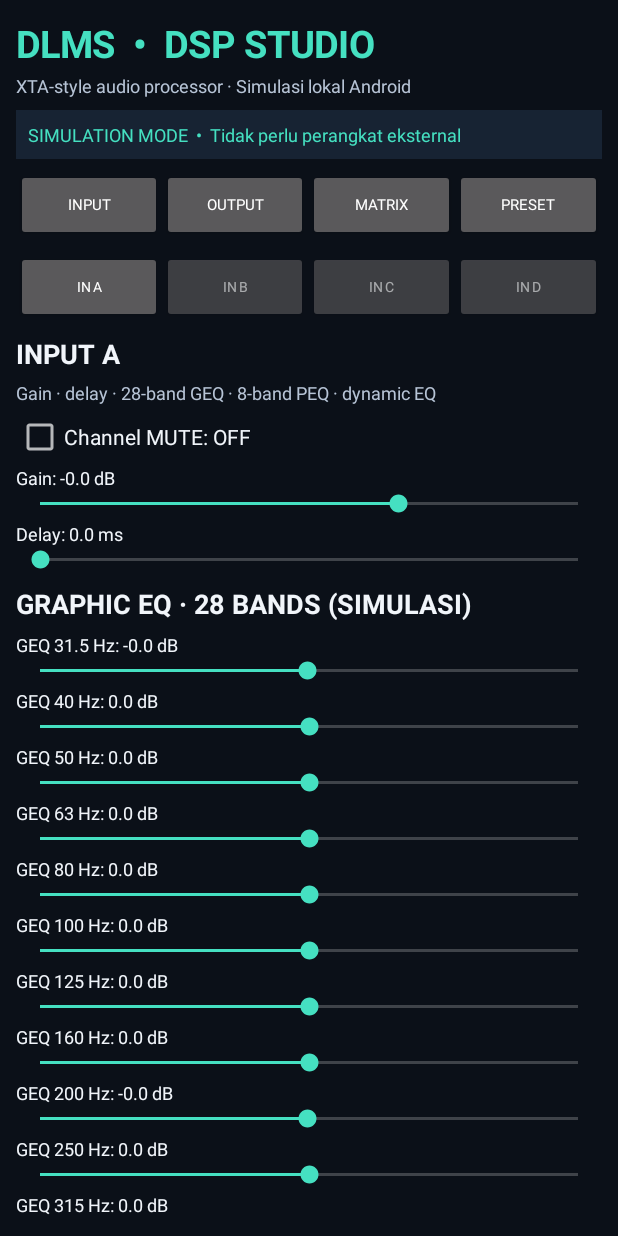
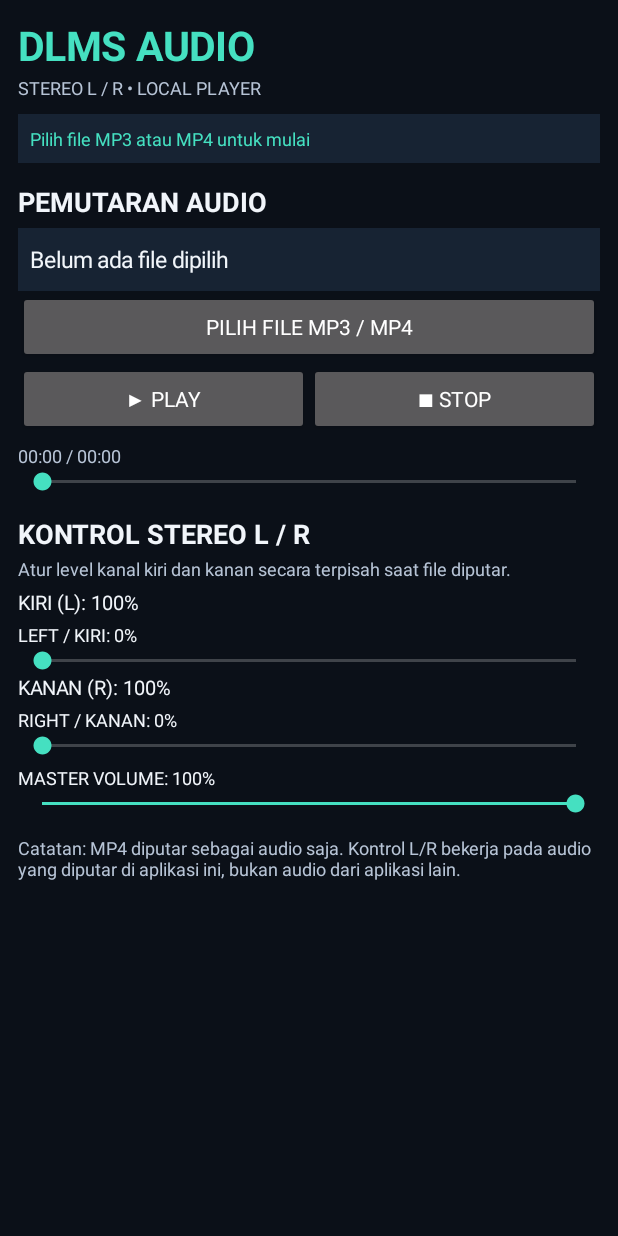
Before and after one commit to frilshiaputri-cmd/DLMSAndroid, an Android app: the screen it shows after launch (MainActivity), on a phone screen of 412 x 824 dp. Run offline under Robolectric (Android 15) with nearby library versions, the light colour scheme and no system bars.

Commit message:
Replace simulated DSP panel with stereo L/R MP3/MP4 audio player

```diff
--- a/app/src/main/java/id/dlms/audio/MainActivity.kt
+++ b/app/src/main/java/id/dlms/audio/MainActivity.kt
@@ -1,12 +1,17 @@
 package id.dlms.audio
 
 import android.app.Activity
+import android.content.Intent
+import android.media.MediaPlayer
+import android.net.Uri
 import android.os.Bundle
+import android.os.Handler
+import android.os.Looper
 import android.graphics.Typeface
 import android.view.Gravity
-import android.view.View
 import android.widget.*
-import android.content.Context
+import android.view.ViewGroup
+import java.util.Locale
 
 class MainActivity : Activity() {
     private val bg = 0xFF0B1018.toInt()
@@ -14,276 +19,266 @@ class MainActivity : Activity() {
     private val accent = 0xFF45E0C1.toInt()
     private val white = 0xFFF1F5FA.toInt()
     private val muted = 0xFFB7C4D6.toInt()
+
     private lateinit var root: LinearLayout
-    private lateinit var content: LinearLayout
+    private lateinit var fileName: TextView
     private lateinit var status: TextView
-    private var section = "INPUT"
-    private var channel = 0
-    private val prefs by lazy { getSharedPreferences("dlms_dsp", Context.MODE_PRIVATE) }
-    private val gains = Array(12) { FloatArray(8) }
-    private val delays = FloatArray(12)
-    private val outputGain = FloatArray(8)
-    private val mutedChannels = BooleanArray(12)
-    private val polarity = BooleanArray(8)
-    private val presetNames = listOf("Flat", "Live", "DJ", "Bass", "Vocal")
+    private lateinit var timeLabel: TextView
+    private lateinit var seek: SeekBar
+    private lateinit var playButton: Button
+    private lateinit var leftLabel: TextView
+    private lateinit var rightLabel: TextView
+    private var player: MediaPlayer? = null
+    private var selectedUri: Uri? = null
+    private var durationMs = 0
+    private var draggingSeek = false
+    private var leftLevel = 1f
+    private var rightLevel = 1f
+    private val handler = Handler(Looper.getMainLooper())
+    private val tick = object : Runnable {
+        override fun run() {
+            val p = player
+            if (p != null) {
+                try {
+                    if (!draggingSeek && durationMs > 0) seek.progress = (p.currentPosition * 1000L / durationMs).toInt().coerceIn(0, 1000)
+                    timeLabel.text = "${formatTime(p.currentPosition)} / ${formatTime(durationMs)}"
+                    if (p.isPlaying) status.text = "SEDANG MEMUTAR • L/R DSP AKTIF"
+                } catch (_: IllegalStateException) { }
+            }
+            handler.postDelayed(this, 300)
+        }
+    }
 
     override fun onCreate(savedInstanceState: Bundle?) {
         super.onCreate(savedInstanceState)
-        loadState()
         buildUi()
+        handler.post(tick)
     }
 
     private fun buildUi() {
         root = LinearLayout(this).apply {
             orientation = LinearLayout.VERTICAL
-            setPadding(16, 18, 16, 16)
+            setPadding(18, 18, 18, 16)
             setBackgroundColor(bg)
         }
         root.addView(TextView(this).apply {
-            text = "DLMS  •  DSP STUDIO"
-            textSize = 25f; setTextColor(accent); typeface = Typeface.DEFAULT_BOLD
+            text = "DLMS AUDIO"
+            textSize = 27f; setTextColor(accent); typeface = Typeface.DEFAULT_BOLD
         })
         root.addView(TextView(this).apply {
-            text = "XTA-style audio processor · Simulasi lokal Android"
-            textSize = 12f; setTextColor(muted); setPadding(0, 4, 0, 12)
+            text = "STEREO L / R • LOCAL PLAYER"
+            textSize = 12f; setTextColor(muted); setPadding(0, 3, 0, 14)
         })
         status = TextView(this).apply {
-            text = "SIMULATION MODE  •  Tidak perlu perangkat eksternal"
+            text = "Pilih file MP3 atau MP4 untuk mulai"
             textSize = 12f; setTextColor(accent); setPadding(12, 12, 12, 12)
             setBackgroundColor(panel)
         }
         root.addView(status)
-        val sections = LinearLayout(this).apply { orientation = LinearLayout.HORIZONTAL; setPadding(0, 10, 0, 4) }
-        listOf("INPUT", "OUTPUT", "MATRIX", "PRESET").forEach { name ->
-            val b = Button(this).apply { text = name; textSize = 10f; isAllCaps = false }
-            b.setOnClickListener {
-                section = name
-                if (name == "INPUT") channel = channel.coerceIn(0, 3)
-                if (name == "OUTPUT") channel = channel.coerceIn(4, 11)
-                render()
-            }
-            sections.addView(b, LinearLayout.LayoutParams(0, -2, 1f))
+        val scroll = ScrollView(this)
+        val body = LinearLayout(this).apply { orientation = LinearLayout.VERTICAL; setPadding(0, 8, 0, 20) }
+        scroll.addView(body)
+        root.addView(scroll, LinearLayout.LayoutParams(-1, 0, 1f))
+
+        body.addView(TextView(this).apply {
+            text = "PEMUTARAN AUDIO"; textSize = 18f; typeface = Typeface.DEFAULT_BOLD
+            setTextColor(white); setPadding(0, 12, 0, 8)
+        })
+        fileName = TextView(this).apply {
+            text = "Belum ada file dipilih"; textSize = 15f; setTextColor(white)
+            setPadding(12, 16, 12, 16); setBackgroundColor(panel)
         }
-        root.addView(sections)
-        val scroll = ScrollView(this)
-        content = LinearLayout(this).apply { orientation = LinearLayout.VERTICAL; setPadding(0, 6, 0, 16) }
-        scroll.addView(content)
-        root.addView(scroll, LinearLayout.LayoutParams(-1, 0, 1f))
+        body.addView(fileName)
+        body.addView(Button(this).apply {
+            text = "PILIH FILE MP3 / MP4"
+            setOnClickListener { chooseFile() }
+        }, matchWidth())
+        val controls = LinearLayout(this).apply { orientation = LinearLayout.HORIZONTAL; gravity = Gravity.CENTER }
+        playButton = Button(this).apply {
+            text = "▶ PLAY"; isAllCaps = false
+            setOnClickListener { togglePlayback() }
+        }
+        controls.addView(playButton, LinearLayout.LayoutParams(0, -2, 1f))
+        controls.addView(Button(this).apply {
+            text = "■ STOP"; isAllCaps = false
+            setOnClickListener { stopPlayback() }
+        }, LinearLayout.LayoutParams(0, -2, 1f))
+        body.addView(controls)
+        timeLabel = TextView(this).apply { text = "00:00 / 00:00"; textSize = 12f; setTextColor(muted); setPadding(0, 8, 0, 0) }
+        body.addView(timeLabel)
+        seek = SeekBar(this).apply {
+            max = 1000
+            setOnSeekBarChangeListener(object : SeekBar.OnSeekBarChangeListener {
+                override fun onProgressChanged(s: SeekBar?, progress: Int, fromUser: Boolean) {}
+                override fun onStartTrackingTouch(s: SeekBar?) { draggingSeek = true }
+                override fun onStopTrackingTouch(s: SeekBar?) {
+                    player?.let { p ->
+                        if (durationMs > 0) {
+                            try { p.seekTo((s!!.progress * durationMs / 1000L).toInt()) } catch (_: IllegalStateException) {}
+                        }
+                    }
+                    draggingSeek = false
+                }
+            })
+        }
+        body.addView(seek)
+
+        body.addView(TextView(this).apply {
+            text = "KONTROL STEREO L / R"; textSize = 18f; typeface = Typeface.DEFAULT_BOLD
+            setTextColor(white); setPadding(0, 20, 0, 4)
+        })
+        body.addView(TextView(this).apply {
+            text = "Atur level kanal kiri dan kanan secara terpisah saat file diputar."
+            textSize = 12f; setTextColor(muted); setPadding(0, 0, 0, 8)
+        })
+        leftLabel = TextView(this).apply { setTextColor(white); textSize = 13f }
+        body.addView(leftLabel)
+        addLevelSlider(body, "LEFT / KIRI", 0.0f) { value -> leftLevel = value; applyStereo() }
+        rightLabel = TextView(this).apply { setTextColor(white); textSize = 13f }
+        body.addView(rightLabel)
+        addLevelSlider(body, "RIGHT / KANAN", 0.0f) { value -> rightLevel = value; applyStereo() }
+        addLevelSlider(body, "MASTER VOLUME", 1.0f) { value ->
+            leftLevel = leftLevel.coerceIn(0f, 1f)
+            rightLevel = rightLevel.coerceIn(0f, 1f)
+            masterVolume = value
+            applyStereo()
+        }
+        updateLevelLabels()
+        body.addView(TextView(this).apply {
+            text = "Catatan: MP4 diputar sebagai audio saja. Kontrol L/R bekerja pada audio yang diputar di aplikasi ini, bukan audio dari aplikasi lain."
+            textSize = 12f; setTextColor(muted); setPadding(0, 18, 0, 4)
+        })
         setContentView(root)
-        render()
     }
 
-    private fun render() {
-        content.removeAllViews()
-        when (section) {
-            "INPUT" -> renderChannel(false)
-            "OUTPUT" -> renderChannel(true)
-            "MATRIX" -> renderMatrix()
-            else -> renderPresets()
+    private var masterVolume = 1f
+
+    private fun matchWidth() = LinearLayout.LayoutParams(ViewGroup.LayoutParams.MATCH_PARENT, ViewGroup.LayoutParams.WRAP_CONTENT)
+
+    private fun addLevelSlider(parent: LinearLayout, label: String, initial: Float, onValue: (Float) -> Unit) {
+        val text = TextView(this).apply { text = "$label: ${(initial * 100).toInt()}%"; textSize = 12f; setTextColor(white); setPadding(0, 6, 0, 0) }
+        parent.addView(text)
+        val bar = SeekBar(this).apply {
+            max = 100
+            progress = (initial * 100).toInt()
+            setOnSeekBarChangeListener(object : SeekBar.OnSeekBarChangeListener {
+                override fun onProgressChanged(s: SeekBar?, p: Int, fromUser: Boolean) {
+                    text.text = "$label: $p%"
+                    if (fromUser) onValue(p / 100f)
+                }
+                override fun onStartTrackingTouch(s: SeekBar?) {}
+                override fun onStopTrackingTouch(s: SeekBar?) {}
+            })
+        }
+        parent.addView(bar)
+    }
+
+    private fun chooseFile() {
+        val intent = Intent(Intent.ACTION_OPEN_DOCUMENT).apply {
+            addCategory(Intent.CATEGORY_OPENABLE)
+            type = "*/*"
+            putExtra(Intent.EXTRA_MIME_TYPES, arrayOf("audio/*", "video/mp4", "video/quicktime", "video/x-m4v"))
+        }
+        startActivityForResult(intent, 101)
+    }
+
+    @Deprecated("Legacy activity result used for compatibility with the existing project")
+    override fun onActivityResult(requestCode: Int, resultCode: Int, data: Intent?) {
+        super.onActivityResult(requestCode, resultCode, data)
+        if (requestCode == 101 && resultCode == RESULT_OK) {
+            val uri = data?.data ?: return
+            selectedUri = uri
+            try { contentResolver.takePersistableUriPermission(uri, Intent.FLAG_GRANT_READ_URI_PERMISSION) } catch (_: Exception) {}
+            val name = uri.lastPathSegment?.substringAfterLast('/') ?: "File audio"
+            fileName.text = name
+            prepareTrack(uri)
         }
     }
 
-    private fun header(text: String) {
-        content.addView(TextView(this).apply {
-            this.text = text; textSize = 18f; typeface = Typeface.DEFAULT_BOLD
-            setTextColor(white); setPadding(0, 12, 0, 6)
-        })
+    private fun prepareTrack(uri: Uri) {
+        releasePlayer()
+        status.text = "Memuat file audio..."
+        try {
+            val mp = MediaPlayer()
+            player = mp
+            mp.setDataSource(this, uri)
+            mp.setOnPreparedListener { prepared ->
+                durationMs = prepared.duration.coerceAtLeast(0)
+                prepared.setVolume(leftLevel * masterVolume, rightLevel * masterVolume)
+                prepared.start()
+                playButton.text = "Ⅱ PAUSE"
+                status.text = "AUDIO SIAP • L/R DSP AKTIF"
+                timeLabel.text = "00:00 / ${formatTime(durationMs)}"
+            }
+            mp.setOnCompletionListener {
+                playButton.text = "▶ PLAY"
+                status.text = "PEMUTARAN SELESAI"
+                seek.progress = 1000
+            }
+            mp.setOnErrorListener { _, what, extra ->
+                status.text = "Gagal memutar file ($what/$extra). Coba file audio lain."
+                playButton.text = "▶ PLAY"
+                true
+            }
+            mp.prepareAsync()
+        } catch (e: Exception) {
+            status.text = "Tidak dapat membuka file: ${e.message ?: "format tidak didukung"}"
+            releasePlayer()
+        }
     }
 
-    private fun info(text: String) {
-        content.addView(TextView(this).apply {
-            this.text = text; textSize = 12f; setTextColor(muted); setPadding(0, 2, 0, 8)
-        })
+    private fun togglePlayback() {
+        val p = player
+        if (p == null) {
+            if (selectedUri == null) chooseFile() else prepareTrack(selectedUri!!)
+            return
+        }
+        try {
+            if (p.isPlaying) {
+                p.pause()
+                playButton.text = "▶ PLAY"
+                status.text = "DIJEDA"
+            } else {
+                p.start()
+                playButton.text = "Ⅱ PAUSE"
+                status.text = "SEDANG MEMUTAR • L/R DSP AKTIF"
+            }
+        } catch (_: IllegalStateException) {
+            selectedUri?.let { prepareTrack(it) }
+        }
     }
 
-    private fun channelPicker(output: Boolean) {
-        val row = LinearLayout(this).apply { orientation = LinearLayout.HORIZONTAL }
-        val count = if (output) 8 else 4
-        repeat(count) { idx ->
-            val actual = if (output) idx + 4 else idx
-            val b = Button(this).apply {
-                text = if (output) "OUT ${idx + 1}" else "IN ${('A'.code + idx).toChar()}"
-                textSize = 9f
-                alpha = if (channel == actual) 1f else 0.65f
-            }
-            b.setOnClickListener { channel = actual; render() }
-            row.addView(b, LinearLayout.LayoutParams(0, -2, 1f))
-        }
-        content.addView(row)
+    private fun stopPlayback() {
+        try { player?.let { if (it.isPlaying) it.pause(); it.seekTo(0) } } catch (_: Exception) {}
+        seek.progress = 0
+        playButton.text = "▶ PLAY"
+        status.text = "STOP • FILE SIAP DIPUTAR ULANG"
     }
 
-    private fun renderChannel(output: Boolean) {
-        channelPicker(output)
-        val title = if (output) "OUTPUT ${channel - 3}" else "INPUT ${('A'.code + channel).toChar()}"
-        header(title)
-        info(if (output) "Gain · delay · crossover · PEQ · polarity · compressor · limiter" else "Gain · delay · 28-band GEQ · 8-band PEQ · dynamic EQ")
-        toggleRow(if (mutedChannels[channel]) "Channel MUTE: ON" else "Channel MUTE: OFF", mutedChannels[channel]) {
-            mutedChannels[channel] = it; saveState(); render()
-        }
-        slider("Gain", if (output) outputGain[channel - 4] else gains[channel][0], -24f, 12f, "dB") { v ->
-            if (output) outputGain[channel - 4] = v else gains[channel][0] = v
-            saveState()
-        }
-        slider("Delay", delays[channel], 0f, 650f, "ms") { v -> delays[channel] = v; saveState() }
-        if (output) {
-            toggleRow(if (polarity[channel - 4]) "Polarity: INVERTED" else "Polarity: NORMAL", polarity[channel - 4]) {
-                polarity[channel - 4] = it; saveState(); render()
-            }
-            header("CROSSOVER FILTERS")
-            slider("High-pass frequency", gains[channel][1].let { if (it == 0f) 35f else it }, 20f, 2000f, "Hz") { gains[channel][1] = it; saveState() }
-            slider("Low-pass frequency", gains[channel][2].let { if (it == 0f) 18000f else it }, 100f, 20000f, "Hz") { gains[channel][2] = it; saveState() }
-            choiceRow("HP/LP slope", listOf("6", "12", "18", "24", "48 dB/oct"))
-            header("PARAMETRIC EQ · 9 BANDS")
-            repeat(9) { band -> eqBand(band, channel) }
-            header("COMPRESSOR")
-            slider("Threshold", gains[channel][3], -60f, 0f, "dB") { gains[channel][3] = it; saveState() }
-            slider("Ratio", if (gains[channel][4] == 0f) 4f else gains[channel][4], 1f, 16f, ":1") { gains[channel][4] = it; saveState() }
-            slider("Attack", if (gains[channel][5] == 0f) 10f else gains[channel][5], 0.1f, 100f, "ms") { gains[channel][5] = it; saveState() }
-            slider("Release", if (gains[channel][6] == 0f) 100f else gains[channel][6], 10f, 1000f, "ms") { gains[channel][6] = it; saveState() }
-            header("LIMITER")
-            slider("Limiter threshold", gains[channel][7], -24f, 0f, "dB") { gains[channel][7] = it; saveState() }
-        } else {
-            header("GRAPHIC EQ · 28 BANDS (SIMULASI)")
-            val freqs = listOf("31.5", "40", "50", "63", "80", "100", "125", "160", "200", "250", "315", "400", "500", "630", "800", "1k", "1.25k", "1.6k", "2k", "2.5k", "3.15k", "4k", "5k", "6.3k", "8k", "10k", "12.5k", "16k")
-            freqs.forEachIndexed { i, f ->
-                val band = i % 8
-                slider("GEQ $f Hz", gains[channel][band], -12f, 12f, "dB") { gains[channel][band] = it; saveState() }
-            }
-            header("DYNAMIC EQ · 3 BANDS")
-            repeat(3) { i ->
-                slider("DEQ ${i + 1} threshold", gains[channel][i + 1], -60f, 0f, "dB") { gains[channel][i + 1] = it; saveState() }
-            }
-            header("PARAMETRIC EQ · 8 BANDS")
-            repeat(8) { band -> eqBand(band, channel) }
-        }
-        info("Catatan: ini antarmuka simulasi parameter. Kontrol tidak tersambung ke perangkat DSP eksternal.")
+    private fun applyStereo() {
+        try { player?.setVolume(leftLevel * masterVolume, rightLevel * masterVolume) } catch (_: Exception) {}
+        updateLevelLabels()
     }
 
-    private fun eqBand(band: Int, ch: Int) {
-        header("Band ${band + 1}")
-        slider("Frequency", 1000f, 20f, 20000f, "Hz") { }
-        slider("Gain", gains[ch][band % 8], -12f, 12f, "dB") { gains[ch][band % 8] = it; saveState() }
-        slider("Q", 1f, 0.1f, 10f, "") { }
-        choiceRow("Filter type", listOf("PEQ", "Low shelf", "High shelf", "Notch", "Band-pass", "All-pass", "Phase"))
+    private fun updateLevelLabels() {
+        if (::leftLabel.isInitialized) leftLabel.text = "KIRI (L): ${(leftLevel * 100).toInt()}%"
+        if (::rightLabel.isInitialized) rightLabel.text = "KANAN (R): ${(rightLevel * 100).toInt()}%"
     }
 
-    private fun renderMatrix() {
-        header("INPUT → OUTPUT MATRIX")
-        info("Atur simulasi routing dari 4 input ke 8 output. Status disimpan lokal.")
-        repeat(4) { input ->
-            header("INPUT ${('A'.code + input).toChar()}")
-            val row = LinearLayout(this).apply { orientation = LinearLayout.HORIZONTAL }
-            repeat(8) { output ->
-                val key = "route_${input}_$output"
-                val cb = CheckBox(this).apply {
-                    text = "${output + 1}"; textSize = 10f; setTextColor(white)
-                    isChecked = prefs.getBoolean(key, input == output % 4)
-                    setOnCheckedChangeListener { _, checked -> prefs.edit().putBoolean(key, checked).apply() }
-                }
-                row.addView(cb, LinearLayout.LayoutParams(0, -2, 1f))
-            }
-            content.addView(row)
-        }
-        info("Matrix ini menyimpan pilihan routing untuk simulasi; tidak mengubah output audio sistem.")
+    private fun formatTime(ms: Int): String {
+        val total = (ms.coerceAtLeast(0) / 1000)
+        return String.format(Locale.getDefault(), "%02d:%02d", total / 60, total % 60)
     }
 
-    private fun renderPresets() {
-        header("PRESET MANAGER")
-        info("Simpan dan muat konfigurasi DSP di penyimpanan lokal aplikasi.")
-        presetNames.forEachIndexed { index, name ->
-            val row = LinearLayout(this).apply { orientation = LinearLayout.HORIZONTAL; gravity = Gravity.CENTER_VERTICAL }
-            row.addView(TextView(this).apply { text = name; textSize = 15f; setTextColor(white) }, LinearLayout.LayoutParams(0, -2, 1f))
-            row.addView(Button(this).apply {
-                text = "LOAD"
-                setOnClickListener { applyPreset(index); status.text = "Preset '$name' dimuat"; render() }
-            })
-            row.addView(Button(this).apply {
-                text = "SAVE"
-                setOnClickListener { savePreset(index); status.text = "Preset '$name' disimpan di HP"; Toast.makeText(this@MainActivity, "Preset disimpan", Toast.LENGTH_SHORT).show() }
-            })
-            content.addView(row)
-        }
-        header("SIMULATED METERS")
-        info("Input level  ▰▰▰▰▰▰▱▱  -12 dBFS")
-        info("Output level ▰▰▰▰▰▱▱▱  -18 dBFS")
-        info("Gain reduction ▰▰▱▱▱▱▱▱  -3 dB")
-        info("Meter ditampilkan sebagai contoh visual, bukan pengukuran audio real-time.")
-        content.addView(Button(this).apply {
-            text = "RESET ALL TO FLAT"
-            setOnClickListener {
-                for (a in gains) a.fill(0f)
-                delays.fill(0f); outputGain.fill(0f); mutedChannels.fill(false); polarity.fill(false)
-                saveState(); status.text = "Semua parameter direset"; render()
-            }
-        })
+    private fun releasePlayer() {
+        try { player?.release() } catch (_: Exception) {}
+        player = null
+        durationMs = 0
     }
 
-    private fun slider(labelText: String, value: Float, min: Float, max: Float, unit: String, onChange: (Float) -> Unit) {
-        val label = TextView(this).apply {
-            textSize = 12f; setTextColor(white); setPadding(0, 4, 0, 0)
-        }
-        val seek = SeekBar(this).apply { this.max = 1000; progress = (((value - min) / (max - min)).coerceIn(0f, 1f) * 1000).toInt() }
-        fun update(p: Int) {
-            val v = min + (max - min) * p / 1000f
-            label.text = "$labelText: ${"%.1f".format(v)} $unit"
-            onChange(v)
-        }
-        update(seek.progress)
-        seek.setOnSeekBarChangeListener(object : SeekBar.OnSeekBarChangeListener {
-            override fun onProgressChanged(s: SeekBar?, p: Int, fromUser: Boolean) { if (fromUser) update(p) }
-            override fun onStartTrackingTouch(s: SeekBar?) {}
-            override fun onStopTrackingTouch(s: SeekBar?) {}
-        })
-        content.addView(label); content.addView(seek)
-    }
-
-    private fun toggleRow(label: String, checked: Boolean, onChange: (Boolean) -> Unit) {
-        val cb = CheckBox(this).apply { text = label; isChecked = checked; setTextColor(white) }
-        cb.setOnCheckedChangeListener { _, value -> onChange(value) }
-        content.addView(cb)
-    }
-
-    private fun choiceRow(label: String, choices: List<String>) {
-        content.addView(TextView(this).apply { text = label; textSize = 12f; setTextColor(muted) })
-        val spinner = Spinner(this)
-        spinner.adapter = ArrayAdapter(this, android.R.layout.simple_spinner_dropdown_item, choices)
-        content.addView(spinner)
-    }
-
-    private fun applyPreset(index: Int) {
-        val base = when (index) {
-            1 -> floatArrayOf(2f, 1f, 0f, 2f, 3f, 1f, 0f, 0f)
-            2 -> floatArrayOf(5f, 3f, -2f, 3f, 5f, 0f, 0f, 0f)
-            3 -> floatArrayOf(8f, 4f, 0f, -2f, 1f, 0f, 0f, 0f)
-            4 -> floatArrayOf(0f, 1f, 3f, 2f, 0f, 0f, 0f, 0f)
-            else -> FloatArray(8)
-        }
-        gains.forEach { row -> for (i in row.indices) row[i] = base[i] }
-        saveState()
-    }
-
-    private fun savePreset(index: Int) {
-        val editor = prefs.edit()
-        gains.forEachIndexed { i, row -> row.forEachIndexed { j, v -> editor.putFloat("preset_${index}_g_${i}_$j", v) } }
-        delays.forEachIndexed { i, v -> editor.putFloat("preset_${index}_d_$i", v) }
-        editor.apply()
-    }
-
-    private fun loadState() {
-        gains.forEachIndexed { i, row -> row.indices.forEach { j -> row[j] = prefs.getFloat("g_${i}_$j", 0f) } }
-        delays.indices.forEach { delays[it] = prefs.getFloat("d_$it", 0f) }
-        outputGain.indices.forEach { outputGain[it] = prefs.getFloat("og_$it", 0f) }
-        mutedChannels.indices.forEach { mutedChannels[it] = prefs.getBoolean("mute_$it", false) }
-        polarity.indices.forEach { polarity[it] = prefs.getBoolean("pol_$it", false) }
-    }
-
-    private fun saveState() {
-        val e = prefs.edit()
-        gains.forEachIndexed { i, row -> row.forEachIndexed { j, v -> e.putFloat("g_${i}_$j", v) } }
-        delays.forEachIndexed { i, v -> e.putFloat("d_$i", v) }
-        outputGain.forEachIndexed { i, v -> e.putFloat("og_$i", v) }
-        mutedChannels.forEachIndexed { i, v -> e.putBoolean("mute_$i", v) }
-        polarity.forEachIndexed { i, v -> e.putBoolean("pol_$i", v) }
-        e.apply()
+    override fun onDestroy() {
+        handler.removeCallbacks(tick)
+        releasePlayer()
+        super.onDestroy()
     }
 }
```
